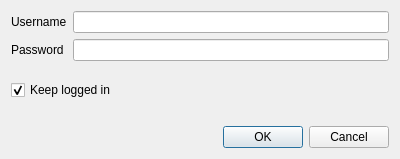
This is ui/login_dialog_base.ui in giscube/giscube-admin-qgis-plugin as Qt 5 draws it before an edit. The edited form follows.
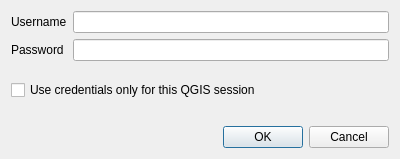
This is the edited form. Custom widgets are drawn as their Qt base class.

Commit message: Negate meaning of "Keep loggesd in"

Diff of the .ui file:
```diff
--- a/ui/login_dialog_base.ui
+++ b/ui/login_dialog_base.ui
@@ -44,10 +44,7 @@
       <string>Keep the server logged in even after closing QGIS.</string>
      </property>
      <property name="text">
-      <string>Keep logged in</string>
-     </property>
-     <property name="checked">
-      <bool>true</bool>
+      <string>Use credentials only for this QGIS session</string>
      </property>
     </widget>
    </item>
```
Left out of the diff: 4 changed lines with no effect on the pictures. The commit also changes 1 other file.
